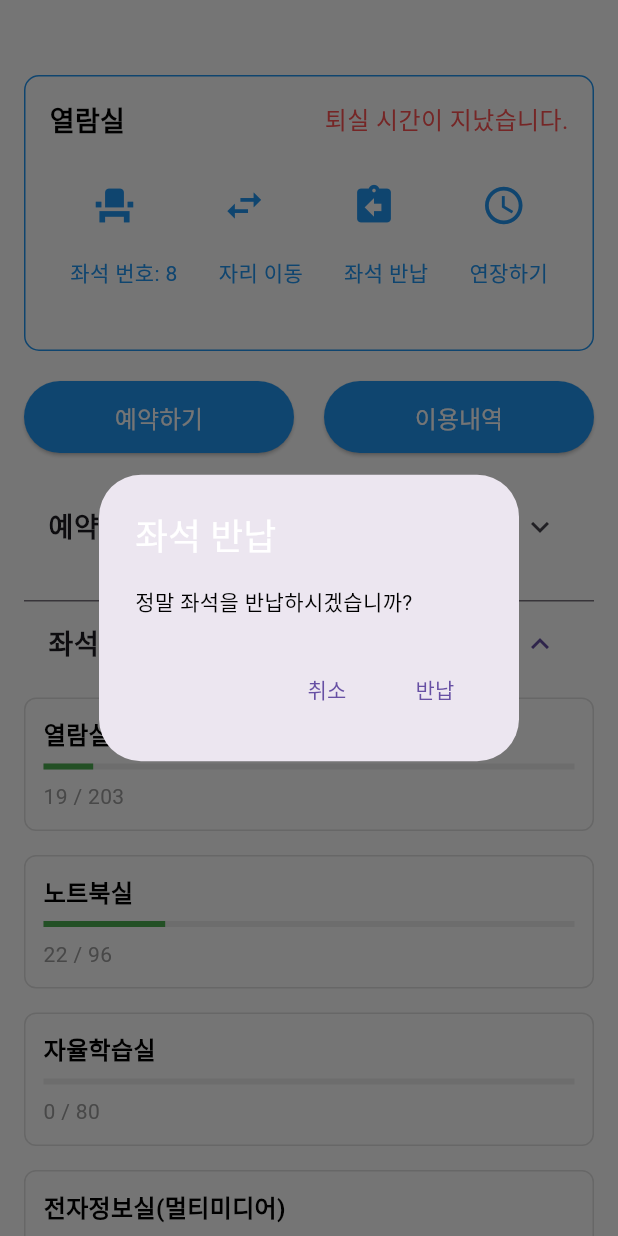
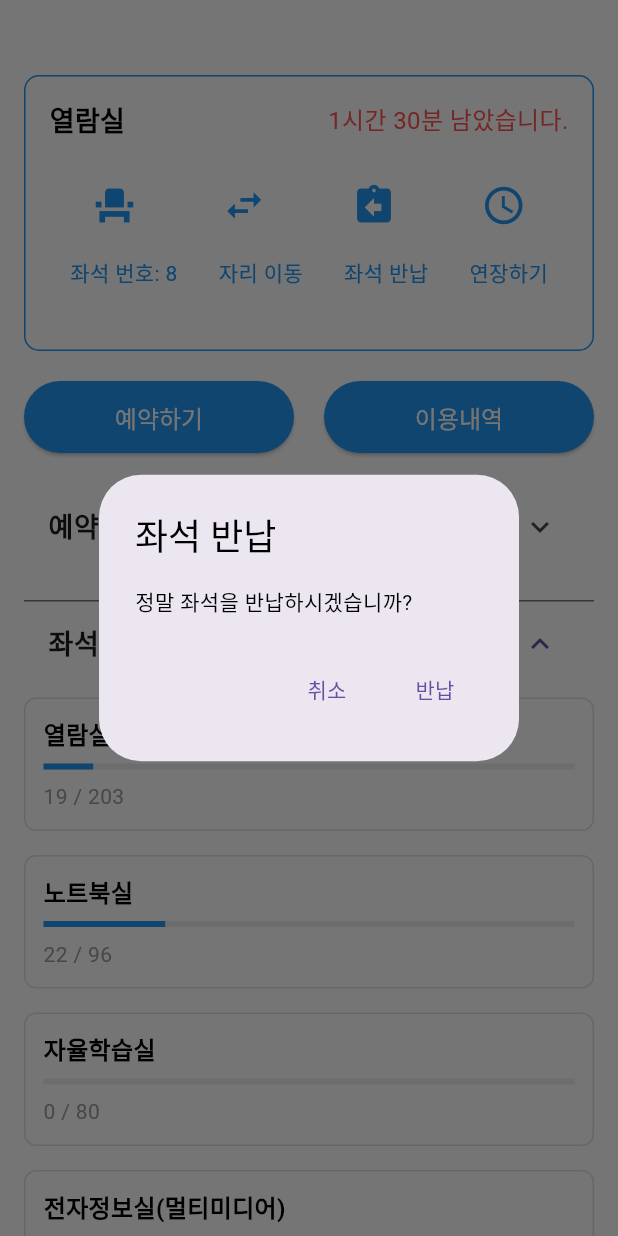
Before and after one commit to jaemin1323/lib, a Flutter app: the ReservationScreen screen opened directly, after a tap on the "assignment return" icon, on a phone screen of 412 x 824 dp. Run offline on Flutter 3.47's test engine with Material 3 defaults, Android fonts, the phone set to English and light mode, and no system bars; our stand-ins replace shared_preferences, table_calendar, webview_flutter; missing offline and left inert: qr_code_scanner; accounts and stored records are empty; network calls fail.

Commit message:
Update reservation_screen.dart

```diff
--- a/flutter/lib/screens/reservation_screen.dart
+++ b/flutter/lib/screens/reservation_screen.dart
@@ -1,11 +1,58 @@
-import 'package:flutter/material.dart';
-import 'package:qr_code_scanner/qr_code_scanner.dart'; // QR 코드 스캐너 패키지
+import 'package:flutter/material.dart'; // Flutter의 Material 디자인 패키지 임포트
 import 'reservation_process_page.dart'; // 예약 프로세스 페이지 임포트
 import 'reservation_history.dart'; // 이용 내역 페이지 임포트
+import 'dart:async'; // Timer를 사용하기 위해 추가
+import 'qr_scanner_screen.dart';
 
-class ReservationScreen extends StatelessWidget {
-  // 현재 이용 중인 장소와 좌석 번호를 저장하는 변수
-  final int? seatNumber; // 좌석 번호 (null이면 현재 이용 중인 좌석 없음)
+class ReservationScreen extends StatefulWidget {
+  final int? seatNumber;
+
+  ReservationScreen({required this.seatNumber});
+
+  @override
+  _ReservationScreenState createState() => _ReservationScreenState();
+}
+
+class _ReservationScreenState extends State<ReservationScreen> {
+  late Timer _timer; // Timer 변수 선언
+  String _remainingTime = '';
+
+  @override
+  void initState() {
+    super.initState();
+    _updateRemainingTime(); // 초기 잔여 시간 계산
+    _timer = Timer.periodic(Duration(minutes: 1), (timer) {
+      _updateRemainingTime(); // 1분마다 잔여 시간 업데이트
+    });
+  }
+
+  @override
+  void dispose() {
+    _timer.cancel(); // Timer 해제
+    super.dispose();
+  }
+
+  // 남은 시간 계산 안돼서 수정중
+  void _updateRemainingTime() {
+    DateTime now = DateTime.now(); // 현재 시간
+    DateTime endTime = DateTime.parse("2023-12-08 20:00"); // 동적 퇴실 시간 예시
+
+    // 현재 시간과 퇴실 시간 출력 (디버깅용)
+    print("현재 시간: ${now.toLocal()}"); // 로컬 시간으로 출력
+    print("퇴실 시간: ${endTime.toLocal()}"); // 로컬 시간으로 출력
+
+    Duration remainingTime = endTime.difference(now);
+
+    if (remainingTime.isNegative) {
+      _remainingTime = '퇴실 시간이 지났습니다.';
+    } else {
+      int hours = remainingTime.inHours;
+      int minutes = remainingTime.inMinutes % 60;
+      _remainingTime = '잔여 시간 $hours시간 $minutes분';
+    }
+
+    setState(() {}); // UI 업데이트
+  }
 
   // 예약 내역 예시 데이터
   final List<Map<String, String>> reservationHistory = [
@@ -24,8 +71,6 @@ class ReservationScreen extends StatelessWidget {
       "endTime": "16:00"
     }
   ]; // 예약 내역 예시 데이터
-
-  ReservationScreen({this.seatNumber});
 
   @override
   Widget build(BuildContext context) {
@@ -47,7 +92,7 @@ class ReservationScreen extends StatelessWidget {
                     border: Border.all(color: Colors.blue, width: 1),
                   ),
                   // 좌석 이용 중일 때와 아닐 때의 위젯을 구분하여 표시
-                  child: seatNumber != null
+                  child: widget.seatNumber != null
                       ? _buildSeatDetails(context) // 좌석 이용 중일 때 표시
                       : _buildNoSeatMessage(context), // 좌석 이용 중이 아닐 때 표시
                 ),
@@ -63,7 +108,6 @@ class ReservationScreen extends StatelessWidget {
                   Expanded(
                     child: ElevatedButton(
                       onPressed: () {
-                        // 예약하기 버튼 클릭 시 예약 프로세스 페이지로 이동
                         Navigator.push(
                           context,
                           MaterialPageRoute(
@@ -72,8 +116,8 @@ class ReservationScreen extends StatelessWidget {
                       },
                       style: ElevatedButton.styleFrom(
                         backgroundColor: Colors.blue,
-                        padding: const EdgeInsets.symmetric(vertical: 12.0),
-                        textStyle: const TextStyle(
+                        padding: EdgeInsets.symmetric(vertical: 12.0),
+                        textStyle: TextStyle(
                             fontSize: 16, fontWeight: FontWeight.bold),
                       ),
                       child: const Text(
@@ -111,8 +155,7 @@ class ReservationScreen extends StatelessWidget {
                                           "endTime": "16:00"
                                         }
                                       ],
-                                  )),
-                        );
+                                    )));
                       },
                       style: ElevatedButton.styleFrom(
                         backgroundColor: Colors.blue,
@@ -230,6 +273,10 @@ class ReservationScreen extends StatelessWidget {
                 ],
               ),
             ),
+            Text(
+              _remainingTime, // 잔여 시간 표시
+              style: const TextStyle(fontSize: 16, color: Colors.redAccent),
+            ),
           ],
         ),
       ),
@@ -256,8 +303,8 @@ class ReservationScreen extends StatelessWidget {
                 style: TextStyle(fontSize: 18, fontWeight: FontWeight.bold),
               ),
               Text(
-                _calculateRemainingTime(), // 잔여 시간 계산
-                style: TextStyle(fontSize: 16, color: Colors.redAccent),
+                '1시간 30분 남았습니다.',
+                style: const TextStyle(fontSize: 16, color: Colors.redAccent),
               ),
             ],
           ),
@@ -291,7 +338,10 @@ class ReservationScreen extends StatelessWidget {
                     context: context,
                     builder: (BuildContext context) {
                       return AlertDialog(
-                        title: const Text('좌석 반납'),
+                        title: const Text(
+                          '좌석 반납',
+                          style: TextStyle(color: Colors.black),
+                        ),
                         content: const Text('정말 좌석을 반납하시겠습니까?'),
                         actions: [
                           TextButton(
@@ -334,7 +384,7 @@ class ReservationScreen extends StatelessWidget {
           Row(
             mainAxisAlignment: MainAxisAlignment.spaceAround,
             children: [
-              Text('좌석 번호: $seatNumber',
+              Text('좌석 번호: ${widget.seatNumber}',
                   style: const TextStyle(color: Colors.blue)),
               const Text('자리 이동', style: TextStyle(color: Colors.blue)),
               const Text('좌석 반납', style: TextStyle(color: Colors.blue)),
@@ -358,37 +408,52 @@ class ReservationScreen extends StatelessWidget {
       child: Column(
         mainAxisSize: MainAxisSize.min,
         children: [
-          const Spacer(), // 위쪽 여백을 추가하여 중앙 정렬
           const Text(
             '현재 이용중인 자리가 없습니다.',
             style: TextStyle(fontSize: 18, color: Colors.grey),
             textAlign: TextAlign.center,
           ),
-          const SizedBox(height: 40), // 메시지 아래 여백 추가
-          SizedBox(
-            width: double.infinity,
-            height: 35, // 버튼 높이 설정
-            child: ElevatedButton(
-              onPressed: () {
-                // QR 스캐너 페이지로 이동
-                Navigator.push(
+          const SizedBox(height: 20),
+          ElevatedButton(
+            onPressed: () async {
+              final qrCode = await Navigator.push(
                 context,
                 MaterialPageRoute(builder: (context) => QRScannerPage()),
               );
+
+              if (qrCode != null) {
+                // QR 코드에서 좌석 번호 추출
+                int? seatNumber = int.tryParse(qrCode);
+                if (seatNumber != null) {
+                  // QR 코드 결과를 기반으로 ReservationScreen 업데이트
+                  Navigator.pushReplacement(
+                    context,
+                    MaterialPageRoute(
+                      builder: (context) =>
+                          ReservationScreen(seatNumber: seatNumber),
+                    ),
+                  );
+                } else {
+                  ScaffoldMessenger.of(context).showSnackBar(
+                    const SnackBar(content: Text('잘못된 QR 코드입니다.')),
+                  );
+                }
+              }
             },
             style: ElevatedButton.styleFrom(
               backgroundColor: Colors.blue,
-                padding: const EdgeInsets.symmetric(vertical: 12.0),
-                textStyle:
-                    const TextStyle(fontSize: 16, fontWeight: FontWeight.w400),
+              padding:
+                  const EdgeInsets.symmetric(vertical: 12.0, horizontal: 20.0),
+              textStyle: const TextStyle(
+                fontSize: 16,
+                fontWeight: FontWeight.bold,
+              ),
             ),
             child: const Text(
-                '예약좌석 이용하기',
+              '예약한 자리 이용하기',
               style: TextStyle(color: Colors.white),
             ),
           ),
-          ),
-          const SizedBox(height: 5), // 버튼 아래 여백 추가
         ],
       ),
     );
@@ -422,9 +487,9 @@ class ReservationScreen extends StatelessWidget {
               ),
               const SizedBox(height: 8),
               LinearProgressIndicator(
-                value: occupancyRate, // 좌석 점유율 표시
+                value: occupancyRate,
                 backgroundColor: Colors.grey[200],
-                color: Colors.green,
+                color: Colors.blue,
                 minHeight: 4,
               ),
               const SizedBox(height: 8),
@@ -439,79 +504,4 @@ class ReservationScreen extends StatelessWidget {
       ),
     );
   }
-
-  // 잔여 시간을 계산하는 메서드
-  String _calculateRemainingTime() {
-    DateTime endTime = DateTime.parse("2023-12-06 20:00"); // 퇴실 시간 (예시)
-    Duration remainingTime = endTime.difference(DateTime.now());
-
-    if (remainingTime.isNegative) {
-      return '퇴실 시간이 지났습니다.'; // 퇴실 시간이 지났을 경우 메시지
 }
-
-    int hours = remainingTime.inHours; // 남은 시간의 시간
-    int minutes = remainingTime.inMinutes % 60; // 남은 시간의 분
-
-    return '잔여 시간 $hours시간 $minutes분'; // 잔여 시간 표시
-  }
-}
-
-// QR 스캐너 페이지
-class QRScannerPage extends StatefulWidget {
-  @override
-  _QRScannerPageState createState() => _QRScannerPageState();
-}
-
-class _QRScannerPageState extends State<QRScannerPage> {
-  final GlobalKey qrKey = GlobalKey(debugLabel: 'QR');
-  Barcode? result;
-  QRViewController? controller;
-
-  @override
-  Widget build(BuildContext context) {
-    return Scaffold(
-      appBar: AppBar(title: const Text('QR 코드 스캔')),
-      body: Column(
-        children: [
-          Expanded(
-            flex: 5,
-            child: QRView(
-              key: qrKey,
-              onQRViewCreated: _onQRViewCreated,
-            ),
-          ),
-          Expanded(
-            flex: 1,
-            child: Center(
-              child: (result != null)
-                  ? Text(
-                      '스캔 결과: ${result!.code}',
-                      style: const TextStyle(fontSize: 18),
-                    )
-                  : const Text('QR 코드를 스캔하세요'),
-            ),
-          ),
-        ],
-      ),
-    );
-  }
-
-  void _onQRViewCreated(QRViewController controller) {
-    this.controller = controller;
-    controller.scannedDataStream.listen((scanData) {
-      setState(() {
-        result = scanData;
-      });
-      // 스캔 완료 후 처리: 좌석 번호 업데이트 및 화면 이동
-      if (result != null) {
-        Navigator.pop(context, result!.code); // 스캔 결과 반환
-      }
-    });
-  }
-
-  @override
-  void dispose() {
-    controller?.dispose();
-    super.dispose();
-  }
-}
```
Lines whose indentation alone changed are shown as unchanged.
